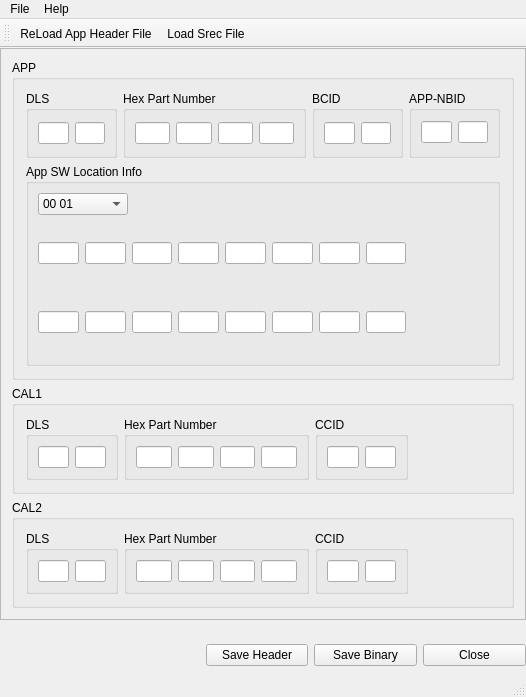
f0ghua/srTool, file mainwindow.ui: the form before one commit.
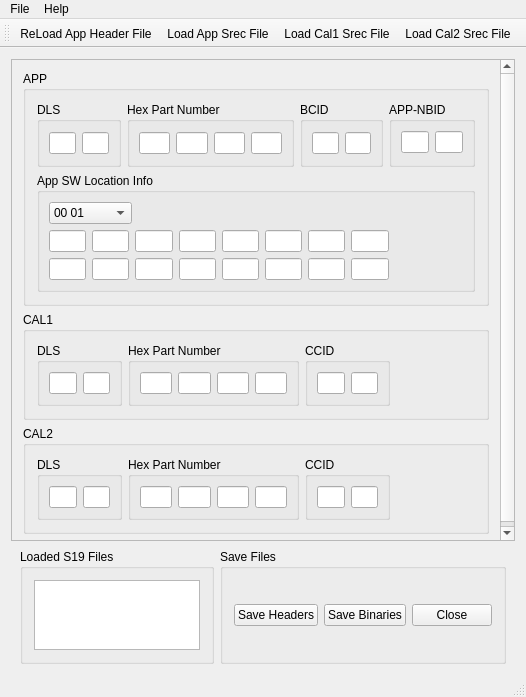
The form after the commit. Icons and pictures are not drawn.

Patch:
```diff
--- a/mainwindow.ui
+++ b/mainwindow.ui
@@ -14,23 +14,17 @@
    <string>srTool</string>
   </property>
   <widget class="QWidget" name="centralWidget">
-   <layout class="QGridLayout" name="gridLayout_11">
-    <property name="leftMargin">
-     <number>0</number>
-    </property>
-    <property name="topMargin">
-     <number>0</number>
-    </property>
-    <property name="rightMargin">
-     <number>0</number>
-    </property>
-    <property name="bottomMargin">
-     <number>9</number>
-    </property>
+   <layout class="QGridLayout" name="gridLayout_2">
     <item row="0" column="0">
-     <layout class="QVBoxLayout" name="verticalLayout_3">
+     <layout class="QVBoxLayout" name="verticalLayout_3" stretch="10,1">
       <property name="spacing">
-       <number>24</number>
+       <number>8</number>
+      </property>
+      <property name="leftMargin">
+       <number>0</number>
+      </property>
+      <property name="rightMargin">
+       <number>0</number>
       </property>
       <item>
        <widget class="QScrollArea" name="scrollArea">
@@ -42,8 +36,8 @@
           <rect>
            <x>0</x>
            <y>0</y>
-           <width>520</width>
-           <height>564</height>
+           <width>502</width>
+           <height>499</height>
           </rect>
          </property>
          <layout class="QGridLayout" name="gridLayout">
@@ -836,39 +830,76 @@
        </widget>
       </item>
       <item>
-       <layout class="QHBoxLayout" name="horizontalLayout_11" stretch="2,1,1,1">
+       <layout class="QHBoxLayout" name="horizontalLayout_11" stretch="1,1">
+        <property name="leftMargin">
+         <number>9</number>
+        </property>
+        <property name="rightMargin">
+         <number>9</number>
+        </property>
         <item>
-         <spacer name="horizontalSpacer_25">
-          <property name="orientation">
-           <enum>Qt::Horizontal</enum>
+         <widget class="QGroupBox" name="m_gbFileList">
+          <property name="title">
+           <string>Loaded S19 Files</string>
           </property>
-          <property name="sizeHint" stdset="0">
-           <size>
-            <width>40</width>
-            <height>20</height>
-           </size>
-          </property>
-         </spacer>
-        </item>
-        <item>
-         <widget class="QPushButton" name="m_pbSaveHdr">
-          <property name="text">
-           <string>Save Header</string>
-          </property>
+          <layout class="QGridLayout" name="gridLayout_3">
+           <item row="0" column="1">
+            <widget class="QTableView" name="m_tblFileList">
+             <property name="editTriggers">
+              <set>QAbstractItemView::NoEditTriggers</set>
+             </property>
+             <property name="selectionBehavior">
+              <enum>QAbstractItemView::SelectRows</enum>
+             </property>
+             <attribute name="horizontalHeaderHighlightSections">
+              <bool>false</bool>
+             </attribute>
+             <attribute name="horizontalHeaderStretchLastSection">
+              <bool>true</bool>
+             </attribute>
+             <attribute name="verticalHeaderVisible">
+              <bool>false</bool>
+             </attribute>
+             <attribute name="verticalHeaderHighlightSections">
+              <bool>false</bool>
+             </attribute>
+            </widget>
+           </item>
+          </layout>
          </widget>
         </item>
         <item>
-         <widget class="QPushButton" name="m_pbSaveBin">
-          <property name="text">
-           <string>Save Binary</string>
+         <widget class="QGroupBox" name="groupBox">
+          <property name="title">
+           <string>Save Files</string>
           </property>
-         </widget>
-        </item>
-        <item>
-         <widget class="QPushButton" name="m_pbClose">
-          <property name="text">
-           <string>Close</string>
-          </property>
+          <layout class="QGridLayout" name="gridLayout_4">
+           <item row="0" column="0">
+            <layout class="QHBoxLayout" name="horizontalLayout" stretch="1,1,1">
+             <item>
+              <widget class="QPushButton" name="m_pbSaveHdr">
+               <property name="text">
+                <string>Save Headers</string>
+               </property>
+              </widget>
+             </item>
+             <item>
+              <widget class="QPushButton" name="m_pbSaveBin">
+               <property name="text">
+                <string>Save Binaries</string>
+               </property>
+              </widget>
+             </item>
+             <item>
+              <widget class="QPushButton" name="m_pbClose">
+               <property name="text">
+                <string>Close</string>
+               </property>
+              </widget>
+             </item>
+            </layout>
+           </item>
+          </layout>
          </widget>
         </item>
        </layout>
@@ -890,7 +921,9 @@
     <property name="title">
      <string>File</string>
     </property>
-    <addaction name="actionLoad_File"/>
+    <addaction name="actionLoad_App_Srec_File"/>
+    <addaction name="actionLoad_Cal1_Srec_File"/>
+    <addaction name="actionLoad_Cal2_Srec_File"/>
     <addaction name="separator"/>
     <addaction name="actionExit"/>
    </widget>
@@ -911,20 +944,25 @@
     <bool>false</bool>
    </attribute>
    <addaction name="actionReLoad"/>
-   <addaction name="actionLoad_File"/>
+   <addaction name="actionLoad_App_Srec_File"/>
+   <addaction name="actionLoad_Cal1_Srec_File"/>
+   <addaction name="actionLoad_Cal2_Srec_File"/>
   </widget>
   <widget class="QStatusBar" name="statusBar">
    <property name="autoFillBackground">
     <bool>false</bool>
    </property>
   </widget>
-  <action name="actionLoad_File">
+  <action name="actionLoad_App_Srec_File">
    <property name="icon">
     <iconset resource="sctool.qrc">
-     <normaloff>:/menuOpen</normaloff>:/menuOpen</iconset>
+     <normaloff>:/menuOpenApp</normaloff>:/menuOpenApp</iconset>
    </property>
    <property name="text">
-    <string>Load Srec File</string>
+    <string>Load App Srec File</string>
+   </property>
+   <property name="toolTip">
+    <string>Load App Srec File</string>
    </property>
   </action>
   <action name="actionExit">
@@ -949,6 +987,24 @@
     <string>ReLoad App Header File</string>
    </property>
   </action>
+  <action name="actionLoad_Cal1_Srec_File">
+   <property name="icon">
+    <iconset resource="sctool.qrc">
+     <normaloff>:/menuOpenCal</normaloff>:/menuOpenCal</iconset>
+   </property>
+   <property name="text">
+    <string>Load Cal1 Srec File</string>
+   </property>
+  </action>
+  <action name="actionLoad_Cal2_Srec_File">
+   <property name="icon">
+    <iconset resource="sctool.qrc">
+     <normaloff>:/menuOpenCal</normaloff>:/menuOpenCal</iconset>
+   </property>
+   <property name="text">
+    <string>Load Cal2 Srec File</string>
+   </property>
+  </action>
  </widget>
  <layoutdefault spacing="6" margin="11"/>
  <resources>
```
